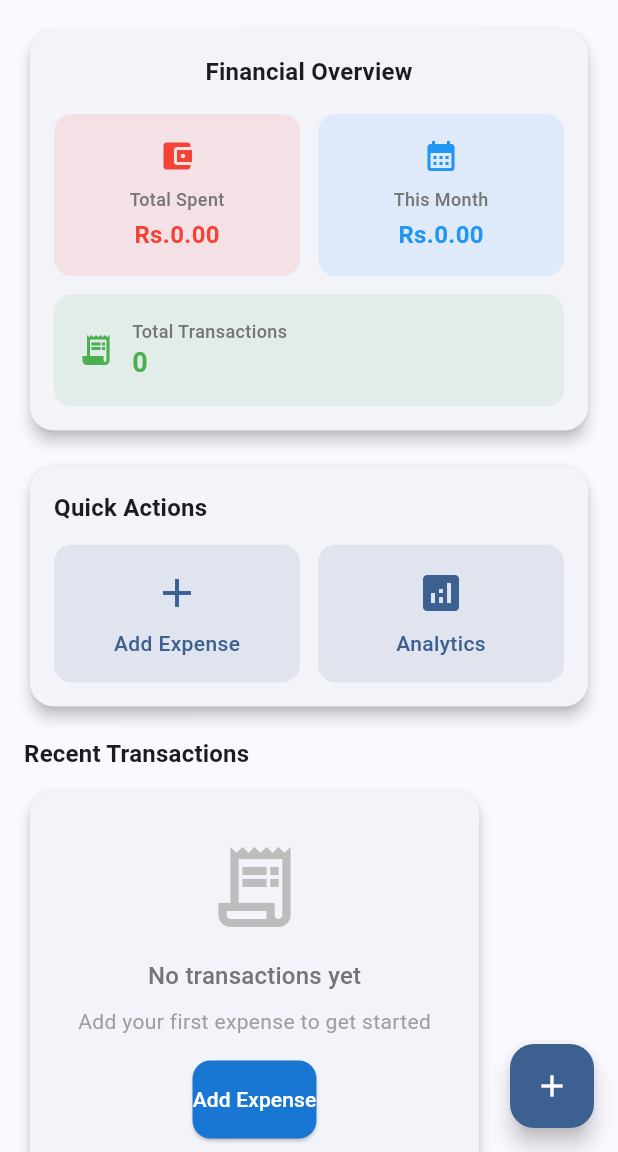
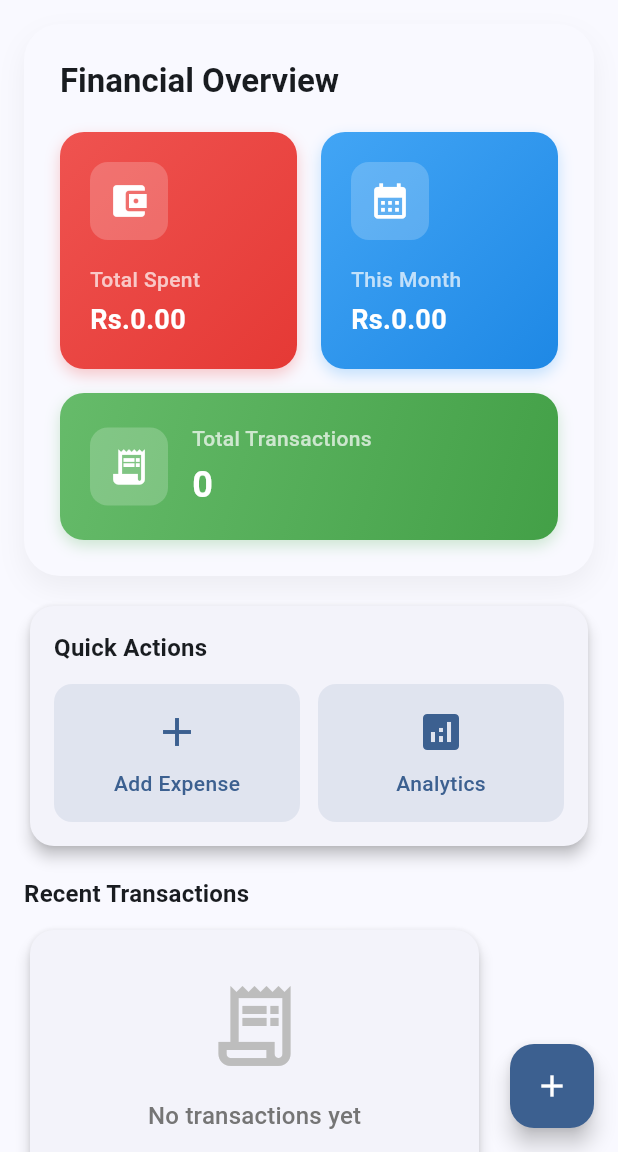
Before and after one commit to RensithUdara/finance-manager-mobile-app, a Flutter app: the screen it shows after launch, on a phone screen of 412 x 824 dp, the part 84-1236 px from its top. Run offline on Flutter 3.47's test engine with Material 3 defaults, Android fonts, the phone set to English and light mode, and no system bars; our stand-ins replace bloc, equatable, fl_chart, flutter_bloc, get_it, shared_preferences and 1 more; accounts and stored records are empty.

Commit message:
style: Enhance QuickStats widget with improved UI and layout adjustments

```diff
--- a/lib/presentation/widgets/quick_stats.dart
+++ b/lib/presentation/widgets/quick_stats.dart
@@ -27,18 +27,31 @@ class QuickStats extends StatelessWidget {
           transactionCount = state.expenses.length;
         }
 
-        return Card(
+        return Container(
+          decoration: BoxDecoration(
+            color: Theme.of(context).cardColor,
+            borderRadius: BorderRadius.circular(24),
+            boxShadow: [
+              BoxShadow(
+                color: Colors.black.withOpacity(0.05),
+                blurRadius: 15,
+                offset: const Offset(0, 8),
+              ),
+            ],
+          ),
           child: Padding(
-            padding: const EdgeInsets.all(16),
+            padding: const EdgeInsets.all(24),
             child: Column(
+              crossAxisAlignment: CrossAxisAlignment.start,
               children: [
                 Text(
                   'Financial Overview',
-                  style: Theme.of(context).textTheme.titleMedium?.copyWith(
+                  style: Theme.of(context).textTheme.titleLarge?.copyWith(
                         fontWeight: FontWeight.bold,
+                        color: Theme.of(context).colorScheme.onSurface,
                       ),
                 ),
-                const SizedBox(height: 16),
+                const SizedBox(height: 20),
                 Row(
                   children: [
                     Expanded(
@@ -47,28 +60,28 @@ class QuickStats extends StatelessWidget {
                         title: 'Total Spent',
                         value: 'Rs.${totalExpenses.toStringAsFixed(2)}',
                         icon: Icons.account_balance_wallet,
-                        color: Colors.red,
+                        colors: [Colors.red.shade400, Colors.red.shade600],
                       ),
                     ),
-                    const SizedBox(width: 12),
+                    const SizedBox(width: 16),
                     Expanded(
                       child: _buildStatCard(
                         context,
                         title: 'This Month',
                         value: 'Rs.${monthlyExpenses.toStringAsFixed(2)}',
                         icon: Icons.calendar_month,
-                        color: Colors.blue,
+                        colors: [Colors.blue.shade400, Colors.blue.shade600],
                       ),
                     ),
                   ],
                 ),
-                const SizedBox(height: 12),
+                const SizedBox(height: 16),
                 _buildStatCard(
                   context,
                   title: 'Total Transactions',
                   value: transactionCount.toString(),
                   icon: Icons.receipt_long,
-                  color: Colors.green,
+                  colors: [Colors.green.shade400, Colors.green.shade600],
                   isFullWidth: true,
                 ),
               ],
@@ -84,62 +97,91 @@ class QuickStats extends StatelessWidget {
     required String title,
     required String value,
     required IconData icon,
-    required Color color,
+    required List<Color> colors,
     bool isFullWidth = false,
   }) {
     return Container(
-      padding: const EdgeInsets.all(16),
+      padding: const EdgeInsets.all(20),
       decoration: BoxDecoration(
-        color: color.withOpacity(0.1),
-        borderRadius: BorderRadius.circular(12),
+        gradient: LinearGradient(
+          colors: colors,
+          begin: Alignment.topLeft,
+          end: Alignment.bottomRight,
+        ),
+        borderRadius: BorderRadius.circular(16),
+        boxShadow: [
+          BoxShadow(
+            color: colors.first.withOpacity(0.3),
+            blurRadius: 8,
+            offset: const Offset(0, 4),
+          ),
+        ],
       ),
       child: isFullWidth
           ? Row(
               children: [
-                Icon(icon, color: color, size: 24),
-                const SizedBox(width: 12),
-                Column(
-                  crossAxisAlignment: CrossAxisAlignment.start,
-                  children: [
-                    Text(
-                      title,
-                      style: TextStyle(
-                        fontSize: 12,
-                        color: Colors.grey[600],
-                        fontWeight: FontWeight.w500,
+                Container(
+                  padding: const EdgeInsets.all(12),
+                  decoration: BoxDecoration(
+                    color: Colors.white.withOpacity(0.2),
+                    borderRadius: BorderRadius.circular(12),
+                  ),
+                  child: Icon(icon, color: Colors.white, size: 28),
+                ),
+                const SizedBox(width: 16),
+                Expanded(
+                  child: Column(
+                    crossAxisAlignment: CrossAxisAlignment.start,
+                    children: [
+                      Text(
+                        title,
+                        style: const TextStyle(
+                          fontSize: 14,
+                          color: Colors.white70,
+                          fontWeight: FontWeight.w500,
+                        ),
                       ),
-                    ),
-                    Text(
-                      value,
-                      style: TextStyle(
-                        fontSize: 18,
-                        fontWeight: FontWeight.bold,
-                        color: color,
+                      const SizedBox(height: 4),
+                      Text(
+                        value,
+                        style: const TextStyle(
+                          fontSize: 24,
+                          fontWeight: FontWeight.bold,
+                          color: Colors.white,
+                        ),
                       ),
-                    ),
-                  ],
+                    ],
+                  ),
                 ),
               ],
             )
           : Column(
+              crossAxisAlignment: CrossAxisAlignment.start,
               children: [
-                Icon(icon, color: color, size: 24),
-                const SizedBox(height: 8),
+                Container(
+                  padding: const EdgeInsets.all(12),
+                  decoration: BoxDecoration(
+                    color: Colors.white.withOpacity(0.2),
+                    borderRadius: BorderRadius.circular(12),
+                  ),
+                  child: Icon(icon, color: Colors.white, size: 28),
+                ),
+                const SizedBox(height: 16),
                 Text(
                   title,
-                  style: TextStyle(
-                    fontSize: 12,
-                    color: Colors.grey[600],
+                  style: const TextStyle(
+                    fontSize: 14,
+                    color: Colors.white70,
                     fontWeight: FontWeight.w500,
                   ),
                 ),
                 const SizedBox(height: 4),
                 Text(
                   value,
-                  style: TextStyle(
-                    fontSize: 16,
+                  style: const TextStyle(
+                    fontSize: 18,
                     fontWeight: FontWeight.bold,
-                    color: color,
+                    color: Colors.white,
                   ),
                 ),
               ],
```
